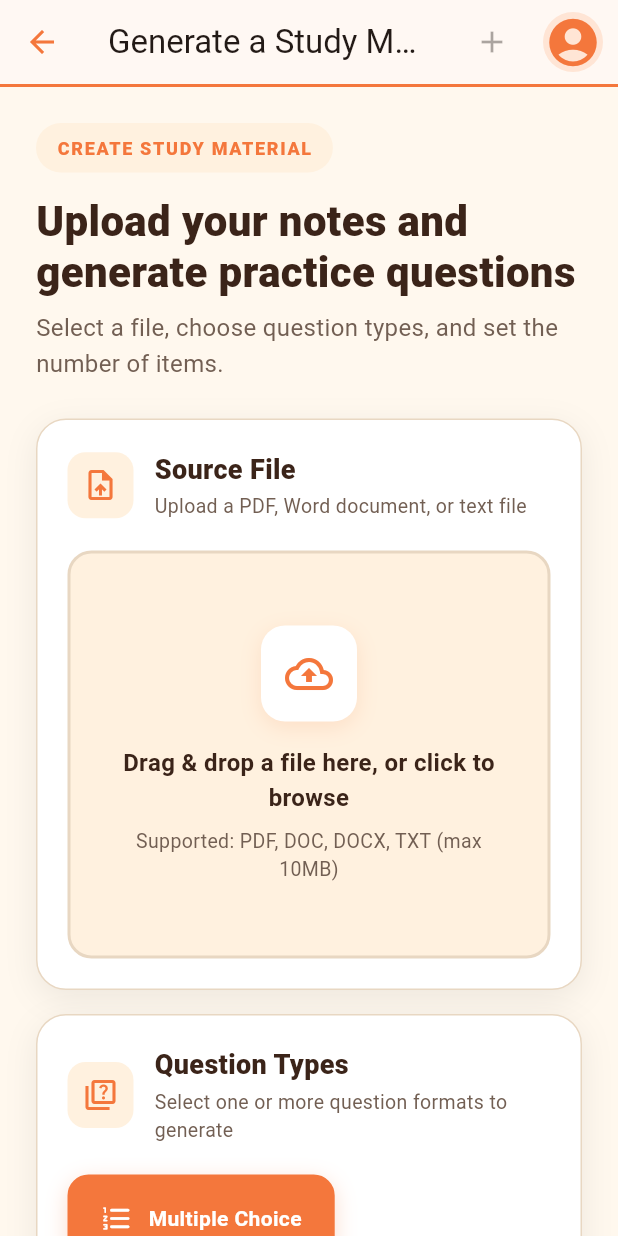
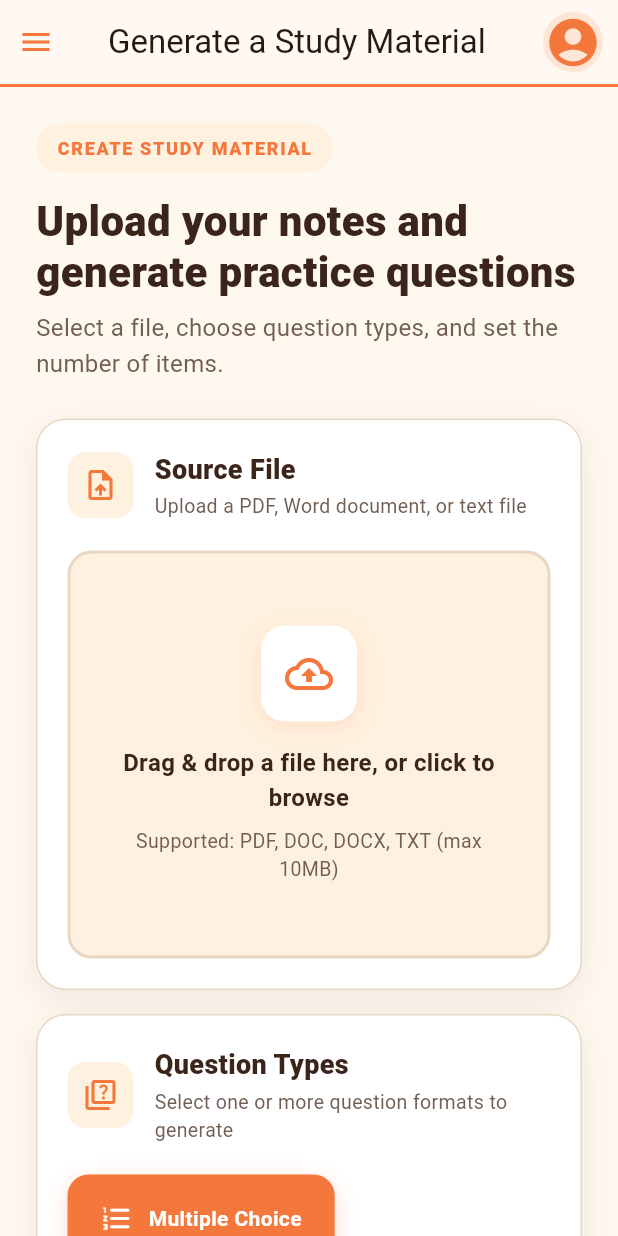
Before and after one commit to JohnAcobera/Thesis-repo-renew, a Flutter app: the StudentHomeScreen screen opened directly with empty values, after a tap on the "menu" icon, after a tap on "Profile", after a tap on "Generate study material", on a phone screen of 412 x 824 dp. Run offline on Flutter 3.47's test engine with Material 3 defaults, Android fonts, the phone set to English and light mode, and no system bars; our stand-ins replace file_picker, flutter_secure_storage, supabase_flutter; accounts and stored records are empty; Roboto replaces fonts that are missing (sans).

Commit message:
Add student profile screen
Add profile navigation from the dashboard and import screen, and show the shared side menu on the profile page.

Co-authored-by: Copilot <223556219+Copilot@users.noreply.github.com>

```diff
--- a/lib/screens/home/student_home_screen.dart
+++ b/lib/screens/home/student_home_screen.dart
@@ -4,6 +4,7 @@ import 'package:flutter/material.dart';
 
 import '../../models/user_model.dart';
 import '../import_screen.dart';
+import '../profile_screen.dart';
 import '../../widgets/student_side_menu.dart';
 
 class StudentHomeScreen extends StatelessWidget {
@@ -22,11 +23,25 @@ class StudentHomeScreen extends StatelessWidget {
       );
     }
 
+    void openProfileScreen() {
+      Navigator.of(context).push(
+        MaterialPageRoute<void>(
+          builder: (_) =>
+              ProfileScreen(username: user.fullName, email: user.email),
+        ),
+      );
+    }
+
     return StudentScaffold(
       title: 'Student Dashboard',
       username: user.fullName,
       email: user.email,
-      onImportSelected: openImportScreen,
+      selectedMenu: StudentMenuItem.dashboard,
+      onMenuSelected: (item) {
+        if (item == StudentMenuItem.profile) {
+          openProfileScreen();
+        }
+      },
       body: LayoutBuilder(
         builder: (context, viewport) {
           final isWide = viewport.maxWidth >= 800;
--- a/lib/screens/import_screen.dart
+++ b/lib/screens/import_screen.dart
@@ -1,10 +1,10 @@
 import 'package:flutter/material.dart';
 import 'package:file_picker/file_picker.dart';
 
-import '../widgets/student_nav_bar.dart';
+import 'profile_screen.dart';
+import '../widgets/student_side_menu.dart';
 
 const _primary = Color(0xFFF4773C);
-const _scaffold = Color(0xFFFFF8EE);
 const _inputFill = Color(0xFFFFF1DF);
 const _border = Color(0xFFE8D7C2);
 const _heading = Color(0xFF3B2419);
@@ -48,7 +48,9 @@ class _ImportScreenState extends State<ImportScreen> {
             content: Text('Failed to pick file: $e'),
             backgroundColor: const Color(0xFFA33A2B),
             behavior: SnackBarBehavior.floating,
-            shape: RoundedRectangleBorder(borderRadius: BorderRadius.circular(12)),
+            shape: RoundedRectangleBorder(
+              borderRadius: BorderRadius.circular(12),
+            ),
           ),
         );
       }
@@ -71,10 +73,14 @@ class _ImportScreenState extends State<ImportScreen> {
       setState(() => _isGenerating = false);
       ScaffoldMessenger.of(context).showSnackBar(
         SnackBar(
-          content: Text('Generated $_selectedItemCount questions from ${_selectedFile!.name}'),
+          content: Text(
+            'Generated $_selectedItemCount questions from ${_selectedFile!.name}',
+          ),
           backgroundColor: _primary,
           behavior: SnackBarBehavior.floating,
-          shape: RoundedRectangleBorder(borderRadius: BorderRadius.circular(12)),
+          shape: RoundedRectangleBorder(
+            borderRadius: BorderRadius.circular(12),
+          ),
         ),
       );
     }
@@ -82,17 +88,22 @@ class _ImportScreenState extends State<ImportScreen> {
 
   @override
   Widget build(BuildContext context) {
-    return Scaffold(
-      backgroundColor: _scaffold,
-      appBar: StudentNavBar(
+    return StudentScaffold(
       title: 'Generate a Study Material',
       username: widget.username,
       email: widget.email,
-        leading: IconButton(
-          icon: const Icon(Icons.arrow_back),
-          onPressed: () => Navigator.of(context).pop(),
+      onMenuSelected: (item) {
+        if (item == StudentMenuItem.dashboard) {
+          Navigator.of(context).pop();
+        } else if (item == StudentMenuItem.profile) {
+          Navigator.of(context).push(
+            MaterialPageRoute<void>(
+              builder: (_) =>
+                  ProfileScreen(username: widget.username, email: widget.email),
             ),
-      ),
+          );
+        }
+      },
       body: SafeArea(
         child: SingleChildScrollView(
           padding: const EdgeInsets.all(24),
@@ -125,13 +136,15 @@ class _ImportScreenState extends State<ImportScreen> {
                   const SizedBox(height: 16),
                   _ItemCountPanel(
                     selectedCount: _selectedItemCount,
-                    onChanged: (count) => setState(() => _selectedItemCount = count),
+                    onChanged: (count) =>
+                        setState(() => _selectedItemCount = count),
                   ),
                   const SizedBox(height: 24),
                   _GenerateButton(
                     onPressed: _generate,
                     isLoading: _isGenerating,
-                    isEnabled: _selectedFile != null && _selectedTypes.isNotEmpty,
+                    isEnabled:
+                        _selectedFile != null && _selectedTypes.isNotEmpty,
                   ),
                   const SizedBox(height: 24),
                 ],
@@ -200,9 +213,7 @@ class _FilePickerPanel extends StatelessWidget {
       icon: Icons.upload_file_outlined,
       title: 'Source File',
       description: 'Upload a PDF, Word document, or text file',
-      child: selectedFile == null
-          ? _buildDropZone()
-          : _buildFileInfo(),
+      child: selectedFile == null ? _buildDropZone() : _buildFileInfo(),
     );
   }
 
@@ -234,7 +245,11 @@ class _FilePickerPanel extends StatelessWidget {
                   ),
                 ],
               ),
-              child: const Icon(Icons.cloud_upload_outlined, color: _primary, size: 32),
+              child: const Icon(
+                Icons.cloud_upload_outlined,
+                color: _primary,
+                size: 32,
+              ),
             ),
             const SizedBox(height: 16),
             const Text(
@@ -302,7 +317,10 @@ class _FilePickerPanel extends StatelessWidget {
                 Row(
                   children: [
                     Container(
-                      padding: const EdgeInsets.symmetric(horizontal: 8, vertical: 2),
+                      padding: const EdgeInsets.symmetric(
+                        horizontal: 8,
+                        vertical: 2,
+                      ),
                       decoration: BoxDecoration(
                         color: _primary.withValues(alpha: 0.12),
                         borderRadius: BorderRadius.circular(6),
@@ -317,10 +335,7 @@ class _FilePickerPanel extends StatelessWidget {
                       ),
                     ),
                     const SizedBox(width: 8),
-                    Text(
-                      size,
-                      style: TextStyle(fontSize: 13, color: _subtle),
-                    ),
+                    Text(size, style: TextStyle(fontSize: 13, color: _subtle)),
                   ],
                 ),
               ],
@@ -450,7 +465,11 @@ class _QuestionTypeChip extends StatelessWidget {
         child: Row(
           mainAxisSize: MainAxisSize.min,
           children: [
-            Icon(type.icon, color: isSelected ? Colors.white : _primary, size: 22),
+            Icon(
+              type.icon,
+              color: isSelected ? Colors.white : _primary,
+              size: 22,
+            ),
             const SizedBox(width: 10),
             Text(
               type.label,
@@ -478,10 +497,7 @@ enum QuestionType {
 }
 
 class _ItemCountPanel extends StatelessWidget {
-  const _ItemCountPanel({
-    required this.selectedCount,
-    required this.onChanged,
-  });
+  const _ItemCountPanel({required this.selectedCount, required this.onChanged});
 
   final int selectedCount;
   final void Function(int) onChanged;
@@ -502,10 +518,12 @@ class _ItemCountPanel extends StatelessWidget {
           }
           return Row(
             children: items
-                .expand((count) => [
+                .expand(
+                  (count) => [
                     Expanded(child: _buildRadioItem(count)),
                     if (count != items.last) const SizedBox(width: 12),
-                    ])
+                  ],
+                )
                 .toList(),
           );
         },
@@ -553,7 +571,9 @@ class _ItemCountPanel extends StatelessWidget {
             Text(
               count == 1 ? 'Item' : 'Items',
               style: TextStyle(
-                color: isSelected ? Colors.white.withValues(alpha: 0.9) : _subtle,
+                color: isSelected
+                    ? Colors.white.withValues(alpha: 0.9)
+                    : _subtle,
                 fontSize: 13,
                 fontWeight: FontWeight.w600,
               ),
@@ -587,7 +607,9 @@ class _GenerateButton extends StatelessWidget {
           backgroundColor: _primary,
           foregroundColor: Colors.white,
           disabledBackgroundColor: _border,
-          shape: RoundedRectangleBorder(borderRadius: BorderRadius.circular(16)),
+          shape: RoundedRectangleBorder(
+            borderRadius: BorderRadius.circular(16),
+          ),
           elevation: isEnabled ? 4 : 0,
           shadowColor: _primary.withValues(alpha: 0.4),
         ),
--- /dev/null
+++ b/lib/screens/profile_screen.dart
@@ -0,0 +1,147 @@
+import 'package:flutter/material.dart';
+
+import '../widgets/student_side_menu.dart';
+
+class ProfileScreen extends StatelessWidget {
+  const ProfileScreen({required this.username, required this.email, super.key});
+
+  final String username;
+  final String email;
+
+  @override
+  Widget build(BuildContext context) => StudentScaffold(
+    title: 'Profile',
+    username: username,
+    email: email,
+    selectedMenu: StudentMenuItem.profile,
+    onMenuSelected: (item) {
+      if (item == StudentMenuItem.dashboard) {
+        Navigator.of(context).popUntil((route) => route.isFirst);
+      }
+    },
+    body: SafeArea(
+      child: SingleChildScrollView(
+        padding: const EdgeInsets.all(24),
+        child: Center(
+          child: ConstrainedBox(
+            constraints: const BoxConstraints(maxWidth: 800),
+            child: Column(
+              crossAxisAlignment: CrossAxisAlignment.stretch,
+              children: [
+                Text(
+                  'Your profile',
+                  style: Theme.of(context).textTheme.headlineMedium?.copyWith(
+                    color: const Color(0xFF3B2419),
+                    fontWeight: FontWeight.w600,
+                  ),
+                ),
+                const SizedBox(height: 8),
+                const Text(
+                  'View your student account information.',
+                  style: TextStyle(color: Color(0xFF765C4F)),
+                ),
+                const SizedBox(height: 24),
+                Container(
+                  padding: const EdgeInsets.all(24),
+                  decoration: BoxDecoration(
+                    color: Colors.white,
+                    borderRadius: BorderRadius.circular(20),
+                    border: Border.all(color: const Color(0xFFE8D7C2)),
+                    boxShadow: const [
+                      BoxShadow(
+                        color: Color(0x12000000),
+                        blurRadius: 18,
+                        offset: Offset(0, 6),
+                      ),
+                    ],
+                  ),
+                  child: Column(
+                    crossAxisAlignment: CrossAxisAlignment.start,
+                    children: [
+                      Center(
+                        child: Column(
+                          children: [
+                            const CircleAvatar(
+                              radius: 40,
+                              backgroundColor: Color(0xFFFFE5D5),
+                              child: Icon(
+                                Icons.account_circle,
+                                size: 56,
+                                color: Color(0xFFF4773C),
+                              ),
+                            ),
+                            const SizedBox(height: 16),
+                            Text(
+                              username,
+                              textAlign: TextAlign.center,
+                              style: Theme.of(context).textTheme.titleLarge
+                                  ?.copyWith(
+                                    color: const Color(0xFF3B2419),
+                                    fontWeight: FontWeight.w600,
+                                  ),
+                            ),
+                          ],
+                        ),
+                      ),
+                      const SizedBox(height: 28),
+                      const Divider(color: Color(0xFFE8D7C2)),
+                      const SizedBox(height: 16),
+                      _ProfileDetail(
+                        label: 'Full name',
+                        value: username,
+                        icon: Icons.person_outline,
+                      ),
+                      const SizedBox(height: 20),
+                      _ProfileDetail(
+                        label: 'Email address',
+                        value: email,
+                        icon: Icons.email_outlined,
+                      ),
+                    ],
+                  ),
+                ),
+              ],
+            ),
+          ),
+        ),
+      ),
+    ),
+  );
+}
+
+class _ProfileDetail extends StatelessWidget {
+  const _ProfileDetail({
+    required this.label,
+    required this.value,
+    required this.icon,
+  });
+
+  final String label;
+  final String value;
+  final IconData icon;
+
+  @override
+  Widget build(BuildContext context) => Row(
+    crossAxisAlignment: CrossAxisAlignment.start,
+    children: [
+      Icon(icon, color: const Color(0xFFF4773C)),
+      const SizedBox(width: 12),
+      Expanded(
+        child: Column(
+          crossAxisAlignment: CrossAxisAlignment.start,
+          children: [
+            Text(label, style: const TextStyle(color: Color(0xFF8A7A70))),
+            const SizedBox(height: 4),
+            SelectableText(
+              value,
+              style: const TextStyle(
+                color: Color(0xFF3B2419),
+                fontWeight: FontWeight.w500,
+              ),
+            ),
+          ],
+        ),
+      ),
+    ],
+  );
+}
--- a/lib/widgets/student_nav_bar.dart
+++ b/lib/widgets/student_nav_bar.dart
@@ -8,22 +8,22 @@ class StudentNavBar extends StatelessWidget implements PreferredSizeWidget {
     this.title = 'Student Dashboard',
     this.username = '',
     this.email = '',
-    this.onImportSelected,
     this.onProfileSelected,
     this.onSettingsSelected,
     this.onLogoutSelected,
     this.leading,
+    this.leadingWidth,
     super.key,
   });
 
   final String title;
   final String username;
   final String email;
-  final VoidCallback? onImportSelected;
   final VoidCallback? onProfileSelected;
   final VoidCallback? onSettingsSelected;
   final VoidCallback? onLogoutSelected;
   final Widget? leading;
+  final double? leadingWidth;
 
   @override
   Size get preferredSize => const Size.fromHeight(kToolbarHeight + 2);
@@ -49,23 +49,15 @@ class StudentNavBar extends StatelessWidget implements PreferredSizeWidget {
       child: Container(height: 2, color: const Color(0xFFF4773C)),
     ),
     leading: leading,
+    leadingWidth: leadingWidth,
     title: Text(title),
     actions: [
-      IconButton(
-        tooltip: 'Import',
-        onPressed: onImportSelected,
-        icon: const Icon(Icons.add),
-      ),
       PopupMenuButton<_StudentNavAction>(
         tooltip: 'Open profile menu',
         icon: const CircleAvatar(
           radius: 22,
           backgroundColor: Color(0xFFFFE5D5),
-          child: Icon(
-            Icons.account_circle,
-            size: 38,
-            color: Color(0xFFF4773C),
-          ),
+          child: Icon(Icons.account_circle, size: 38, color: Color(0xFFF4773C)),
         ),
         onSelected: (action) {
           switch (action) {
@@ -84,10 +76,7 @@ class StudentNavBar extends StatelessWidget implements PreferredSizeWidget {
         itemBuilder: (context) => [
           PopupMenuItem<_StudentNavAction>(
             enabled: false,
-            child: _StudentNavProfileHeader(
-              username: username,
-              email: email,
-            ),
+            child: _StudentNavProfileHeader(username: username, email: email),
           ),
           const PopupMenuDivider(),
           const PopupMenuItem(
@@ -106,10 +95,7 @@ class StudentNavBar extends StatelessWidget implements PreferredSizeWidget {
           ),
           const PopupMenuItem(
             value: _StudentNavAction.logout,
-            child: _StudentNavMenuItem(
-              icon: Icons.logout,
-              label: 'Logout',
-            ),
+            child: _StudentNavMenuItem(icon: Icons.logout, label: 'Logout'),
           ),
         ],
       ),
@@ -118,10 +104,7 @@ class StudentNavBar extends StatelessWidget implements PreferredSizeWidget {
 }
 
 class _StudentNavProfileHeader extends StatelessWidget {
-  const _StudentNavProfileHeader({
-    required this.username,
-    required this.email,
-  });
+  const _StudentNavProfileHeader({required this.username, required this.email});
 
   final String username;
   final String email;
--- a/lib/widgets/student_side_menu.dart
+++ b/lib/widgets/student_side_menu.dart
@@ -7,6 +7,7 @@ import '../services/auth_service.dart';
 import 'student_nav_bar.dart';
 
 enum StudentMenuItem {
+  dashboard,
   profile,
   achievements,
   quiz,
@@ -17,6 +18,7 @@ enum StudentMenuItem {
 
 extension StudentMenuItemPresentation on StudentMenuItem {
   String get label => switch (this) {
+    StudentMenuItem.dashboard => 'Dashboard',
     StudentMenuItem.profile => 'Profile',
     StudentMenuItem.achievements => 'Achievements',
     StudentMenuItem.quiz => 'Quiz',
@@ -26,6 +28,7 @@ extension StudentMenuItemPresentation on StudentMenuItem {
   };
 
   IconData get icon => switch (this) {
+    StudentMenuItem.dashboard => Icons.dashboard_outlined,
     StudentMenuItem.profile => Icons.person_outline,
     StudentMenuItem.achievements => Icons.emoji_events_outlined,
     StudentMenuItem.quiz => Icons.quiz_outlined,
@@ -43,8 +46,8 @@ class StudentScaffold extends StatefulWidget {
     required this.body,
     this.selectedMenu,
     this.onMenuSelected,
-    this.onImportSelected,
     this.onSettingsSelected,
+    this.onBack,
     super.key,
   });
 
@@ -54,8 +57,8 @@ class StudentScaffold extends StatefulWidget {
   final Widget body;
   final StudentMenuItem? selectedMenu;
   final ValueChanged<StudentMenuItem>? onMenuSelected;
-  final VoidCallback? onImportSelected;
   final VoidCallback? onSettingsSelected;
+  final VoidCallback? onBack;
 
   @override
   State<StudentScaffold> createState() => _StudentScaffoldState();
@@ -117,13 +120,24 @@ class _StudentScaffoldState extends State<StudentScaffold> {
       title: widget.title,
       username: widget.username,
       email: widget.email,
-      onImportSelected: widget.onImportSelected,
       onProfileSelected: () => _selectMenuItem(StudentMenuItem.profile),
       onSettingsSelected: widget.onSettingsSelected,
-      leading: IconButton(
-        tooltip: _isMenuOpen ? 'Close menu' : 'Open menu',
-        onPressed: _toggleMenu,
-        icon: const Icon(Icons.menu),
+      leadingWidth: widget.onBack == null ? null : 112,
+      leading: Row(
+        mainAxisSize: MainAxisSize.min,
+        children: [
+          IconButton(
+            tooltip: _isMenuOpen ? 'Close menu' : 'Open menu',
+            onPressed: _toggleMenu,
+            icon: const Icon(Icons.menu),
+          ),
+          if (widget.onBack case final onBack?)
+            IconButton(
+              tooltip: 'Back',
+              onPressed: onBack,
+              icon: const Icon(Icons.arrow_back),
+            ),
+        ],
       ),
     ),
     body: LayoutBuilder(
```
Also changed, not shown: 1 other file. Lines whose indentation alone changed are shown as unchanged.
